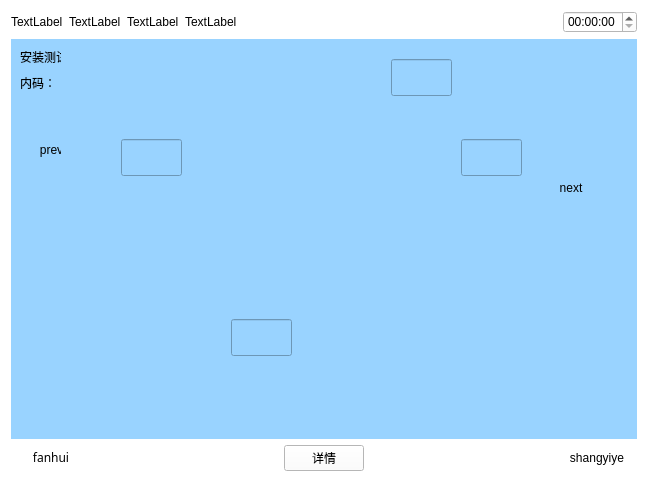
This is WeighSensor/anzhuangceshi.ui in xsw258x2s5w8/WeightSensor as Qt 5 draws it before an edit. The edited form follows.
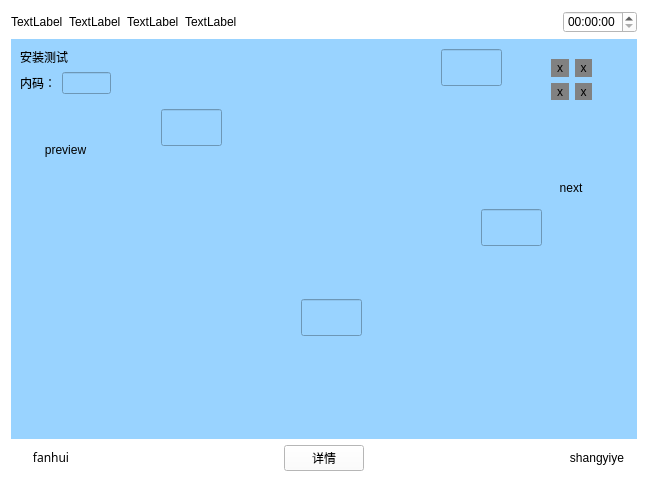
This is the edited form. Icons and pictures are not drawn.

The edit to the form file:
```diff
--- a/WeighSensor/anzhuangceshi.ui
+++ b/WeighSensor/anzhuangceshi.ui
@@ -82,10 +82,10 @@
      <widget class="QLabel" name="radar">
       <property name="geometry">
        <rect>
-        <x>50</x>
+        <x>90</x>
         <y>10</y>
-        <width>461</width>
-        <height>321</height>
+        <width>421</width>
+        <height>281</height>
        </rect>
       </property>
       <property name="text">
@@ -95,12 +95,12 @@
        <pixmap resource="myimages.qrc">:/image/images/radar.png</pixmap>
       </property>
      </widget>
-     <widget class="QWidget" name="">
+     <widget class="QWidget" name="layoutWidget">
       <property name="geometry">
        <rect>
         <x>9</x>
         <y>9</y>
-        <width>81</width>
+        <width>91</width>
         <height>151</height>
        </rect>
       </property>
@@ -179,8 +179,8 @@
      <widget class="QLineEdit" name="lineEdit_3">
       <property name="geometry">
        <rect>
-        <x>220</x>
-        <y>280</y>
+        <x>290</x>
+        <y>260</y>
         <width>61</width>
         <height>37</height>
        </rect>
@@ -189,8 +189,8 @@
      <widget class="QLineEdit" name="lineEdit_4">
       <property name="geometry">
        <rect>
-        <x>450</x>
-        <y>100</y>
+        <x>470</x>
+        <y>170</y>
         <width>61</width>
         <height>37</height>
        </rect>
@@ -199,8 +199,8 @@
      <widget class="QLineEdit" name="lineEdit_5">
       <property name="geometry">
        <rect>
-        <x>380</x>
-        <y>20</y>
+        <x>430</x>
+        <y>10</y>
         <width>61</width>
         <height>37</height>
        </rect>
@@ -209,22 +209,77 @@
      <widget class="QLineEdit" name="lineEdit_6">
       <property name="geometry">
        <rect>
-        <x>110</x>
-        <y>100</y>
+        <x>150</x>
+        <y>70</y>
         <width>61</width>
         <height>37</height>
        </rect>
       </property>
      </widget>
-     <zorder></zorder>
-     <zorder>next</zorder>
-     <zorder>radar</zorder>
-     <zorder></zorder>
-     <zorder>next</zorder>
-     <zorder>lineEdit_3</zorder>
-     <zorder>lineEdit_4</zorder>
-     <zorder>lineEdit_5</zorder>
-     <zorder>lineEdit_6</zorder>
+     <widget class="QWidget" name="">
+      <property name="geometry">
+       <rect>
+        <x>540</x>
+        <y>20</y>
+        <width>41</width>
+        <height>41</height>
+       </rect>
+      </property>
+      <layout class="QGridLayout" name="gridLayout">
+       <item row="0" column="0">
+        <widget class="QLabel" name="label_4">
+         <property name="styleSheet">
+          <string notr="true">background-color: rgb(129, 129, 129);</string>
+         </property>
+         <property name="text">
+          <string>x</string>
+         </property>
+         <property name="alignment">
+          <set>Qt::AlignCenter</set>
+         </property>
+        </widget>
+       </item>
+       <item row="0" column="1">
+        <widget class="QLabel" name="label_7">
+         <property name="styleSheet">
+          <string notr="true">background-color: rgb(129, 129, 129);</string>
+         </property>
+         <property name="text">
+          <string>x</string>
+         </property>
+         <property name="alignment">
+          <set>Qt::AlignCenter</set>
+         </property>
+        </widget>
+       </item>
+       <item row="1" column="0">
+        <widget class="QLabel" name="label_5">
+         <property name="styleSheet">
+          <string notr="true">background-color: rgb(129, 129, 129);</string>
+         </property>
+         <property name="text">
+          <string>x</string>
+         </property>
+         <property name="alignment">
+          <set>Qt::AlignCenter</set>
+         </property>
+        </widget>
+       </item>
+       <item row="1" column="1">
+        <widget class="QLabel" name="label_6">
+         <property name="styleSheet">
+          <string notr="true">background-color: rgb(129, 129, 129);</string>
+         </property>
+         <property name="text">
+          <string>x</string>
+         </property>
+         <property name="alignment">
+          <set>Qt::AlignCenter</set>
+         </property>
+        </widget>
+       </item>
+      </layout>
+     </widget>
     </widget>
    </item>
    <item>
```
